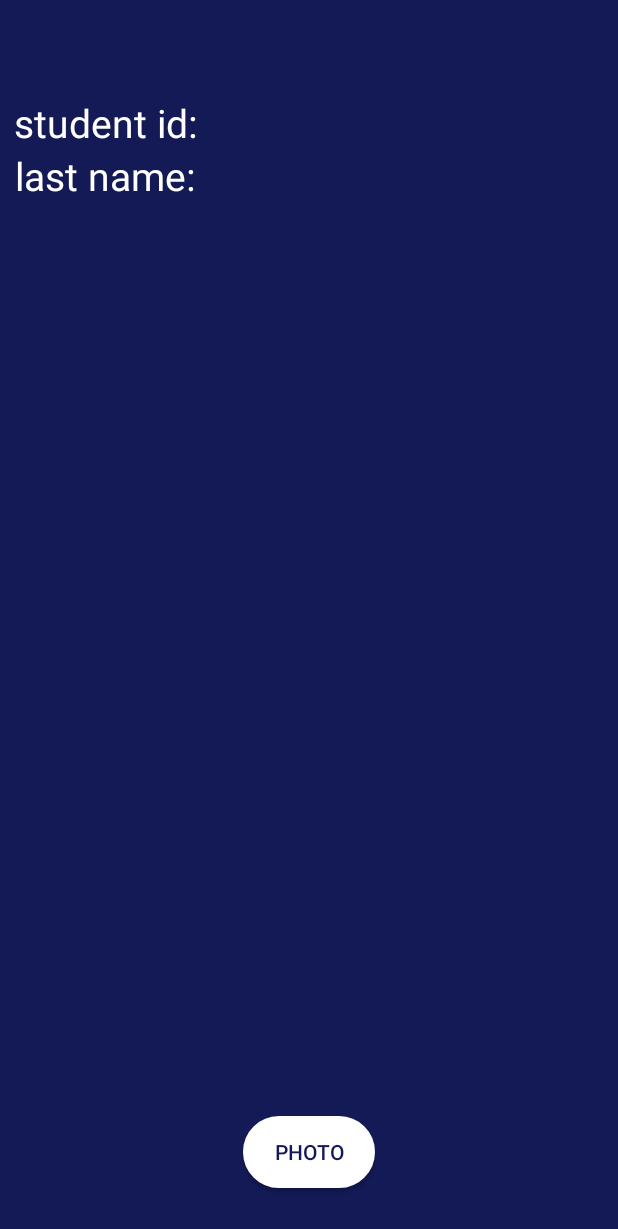
After one commit to lucaSabatini/biometricSystem, an Android app: the Appello screen opened directly, with no data from a screen before it, on a phone screen of 412 x 824 dp. The commit adds this screen. Shown: the top 1229 px of the screen. Run offline under Robolectric (Android 15) with nearby library versions, the light colour scheme and no system bars; 2 statements that could not run were skipped.

Commit message:
parse email, matricola, cognome, activity Appello

```diff
--- /dev/null
+++ b/app/src/main/java/com/example/luca/biometricsystem/Appello.java
@@ -0,0 +1,26 @@
+package com.example.luca.biometricsystem;
+
+import androidx.appcompat.app.AppCompatActivity;
+
+import android.os.Bundle;
+import android.widget.ImageView;
+import android.widget.TextView;
+
+public class Appello extends AppCompatActivity {
+
+    private TextView lastName;
+    private TextView studentId;
+    private ImageView foto;
+
+    @Override
+    protected void onCreate(Bundle savedInstanceState) {
+        super.onCreate(savedInstanceState);
+        setContentView(R.layout.activity_appello);
+        Persona persona = (Persona) getIntent().getSerializableExtra("Persona");
+        lastName = findViewById(R.id.last_name_appello);
+        studentId = findViewById(R.id.student_id_appello);
+        foto = findViewById(R.id.foto_appello);
+        lastName.setText(persona.getLastName().toUpperCase());
+        studentId.setText(persona.getStudentId());
+    }
+}
--- a/app/src/main/java/com/example/luca/biometricsystem/biometricsystem/OnLoginListener.java
+++ b/app/src/main/java/com/example/luca/biometricsystem/biometricsystem/OnLoginListener.java
@@ -1,4 +1,7 @@
 package com.example.luca.biometricsystem.biometricsystem;
+
+import android.app.Activity;
+import android.view.inputmethod.InputMethodManager;
 
 public interface OnLoginListener {
     void login();
--- a/app/src/main/java/com/example/luca/biometricsystem/biometricsystem/SignUpFragment.java
+++ b/app/src/main/java/com/example/luca/biometricsystem/biometricsystem/SignUpFragment.java
@@ -48,9 +48,9 @@ public class SignUpFragment extends Fragment implements OnSignUpListener{
         if(signUpIn.confermaInput()){
             return;
         }
+
         signUpIn.setActivity(getActivity());
         signUpIn.signUpUser();
         //parseEmailPassword.changeActivity(getActivity());
-        Toast.makeText(getContext(), "Sign up", Toast.LENGTH_SHORT).show();
     }
 }
--- a/app/src/main/res/drawable/button_shape.xml
+++ b/app/src/main/res/drawable/button_shape.xml
@@ -4,7 +4,7 @@
         android:radius="45dp"
         />
     <solid
-        android:color="#FFC107"
+        android:color="@color/colorAccent"
         />
     <padding
         android:left="0dp"
@@ -14,6 +14,6 @@
         />
     <stroke
         android:width="3dp"
-        android:color="#FFC107"
+        android:color="@color/colorAccent"
         />
 </shape>
--- /dev/null
+++ b/app/src/main/res/layout/activity_appello.xml
@@ -0,0 +1,91 @@
+<?xml version="1.0" encoding="utf-8"?>
+<androidx.constraintlayout.widget.ConstraintLayout xmlns:android="http://schemas.android.com/apk/res/android"
+    xmlns:app="http://schemas.android.com/apk/res-auto"
+    xmlns:tools="http://schemas.android.com/tools"
+    android:layout_width="match_parent"
+    android:layout_height="match_parent"
+    android:background="@color/colorPrimary"
+    tools:context=".Appello">
+
+    <TextView
+        android:id="@+id/student_id_appello"
+        android:layout_width="0dp"
+        android:layout_height="wrap_content"
+        android:layout_marginStart="8dp"
+        android:layout_marginTop="64dp"
+        android:scrollHorizontally="true"
+        android:textColor="@color/colorAccent"
+        android:textSize="26sp"
+        android:singleLine="true"
+        app:layout_constraintBottom_toTopOf="@+id/last_name_appello"
+        app:layout_constraintEnd_toEndOf="parent"
+        app:layout_constraintStart_toEndOf="@+id/textView2"
+        app:layout_constraintTop_toTopOf="parent" />
+
+    <TextView
+        android:id="@+id/textView2"
+        android:layout_width="140dp"
+        android:layout_height="wrap_content"
+        android:layout_marginTop="64dp"
+        android:gravity="center"
+        android:text="student id:"
+        android:textColor="@color/colorAccent"
+        android:textSize="26sp"
+        android:singleLine="true"
+        app:layout_constraintBottom_toTopOf="@+id/textView3"
+        app:layout_constraintEnd_toStartOf="@+id/student_id_appello"
+        app:layout_constraintStart_toStartOf="parent"
+        app:layout_constraintTop_toTopOf="parent" />
+
+    <TextView
+        android:id="@+id/textView3"
+        android:layout_width="140dp"
+        android:layout_height="wrap_content"
+        android:gravity="center"
+        android:text="last name:"
+        android:textColor="@color/colorAccent"
+        android:textSize="26sp"
+        app:layout_constraintEnd_toStartOf="@+id/last_name_appello"
+        app:layout_constraintStart_toStartOf="parent"
+        app:layout_constraintTop_toBottomOf="@+id/textView2" />
+
+    <TextView
+        android:id="@+id/last_name_appello"
+        android:layout_width="0dp"
+        android:layout_height="wrap_content"
+        android:layout_marginStart="8dp"
+        android:layout_marginBottom="8dp"
+        android:scrollHorizontally="true"
+        android:textColor="@color/colorAccent"
+        android:textSize="26sp"
+        app:layout_constraintBottom_toTopOf="@+id/foto_appello"
+        app:layout_constraintEnd_toEndOf="parent"
+        app:layout_constraintStart_toEndOf="@+id/textView3"
+        app:layout_constraintTop_toBottomOf="@+id/student_id_appello" />
+
+    <Button
+        android:id="@+id/bottone_foto_appello"
+        android:layout_width="wrap_content"
+        android:layout_height="wrap_content"
+        android:layout_marginBottom="32dp"
+        android:background="@drawable/button_shape"
+        android:text="photo"
+        android:textColor="@color/colorPrimary"
+        app:layout_constraintBottom_toBottomOf="parent"
+        app:layout_constraintEnd_toEndOf="parent"
+        app:layout_constraintStart_toStartOf="parent"
+        app:layout_constraintTop_toBottomOf="@+id/foto_appello" />
+
+    <ImageView
+        android:id="@+id/foto_appello"
+        android:layout_width="0dp"
+        android:layout_height="0dp"
+        android:layout_marginStart="16dp"
+        android:layout_marginTop="8dp"
+        android:layout_marginEnd="16dp"
+        app:layout_constraintBottom_toTopOf="@+id/bottone_foto_appello"
+        app:layout_constraintEnd_toEndOf="parent"
+        app:layout_constraintStart_toStartOf="parent"
+        app:layout_constraintTop_toBottomOf="@+id/last_name_appello"
+        tools:srcCompat="@tools:sample/avatars" />
+</androidx.constraintlayout.widget.ConstraintLayout>
--- a/app/src/main/res/layout/activity_registrazione_foto.xml
+++ b/app/src/main/res/layout/activity_registrazione_foto.xml
@@ -4,6 +4,7 @@
     xmlns:tools="http://schemas.android.com/tools"
     android:layout_width="match_parent"
     android:layout_height="match_parent"
+    android:background="@color/colorPrimary"
     tools:context=".RegistrazioneFoto">
 
     <Button
@@ -14,7 +15,7 @@
         android:background="@drawable/button_shape"
         android:onClick="openCamera"
         android:text="photo"
-        android:textColor="@color/colorAccent"
+        android:textColor="@color/colorPrimary"
         app:layout_constraintBottom_toBottomOf="parent"
         app:layout_constraintEnd_toEndOf="parent"
         app:layout_constraintStart_toStartOf="parent"
@@ -24,6 +25,9 @@
         android:id="@+id/imageView"
         android:layout_width="0dp"
         android:layout_height="0dp"
+        android:layout_marginStart="16dp"
+        android:layout_marginTop="64dp"
+        android:layout_marginEnd="16dp"
         android:layout_marginBottom="32dp"
         android:scaleType="centerCrop"
         app:layout_constraintBottom_toTopOf="@+id/button3"
```
Also changed, not shown: app/src/main/AndroidManifest.xml (+4 -5 lines), app/src/main/java/com/example/luca/biometricsystem/LogIn.java (+22 -0 lines), app/src/main/java/com/example/luca/biometricsystem/Persona.java (added, +54 -0 lines), app/src/main/java/com/example/luca/biometricsystem/SignUpIn.java (+15 -15 lines), app/src/main/java/com/example/luca/biometricsystem/biometricsystem/LoginFragment.java (+9 -4 lines).
